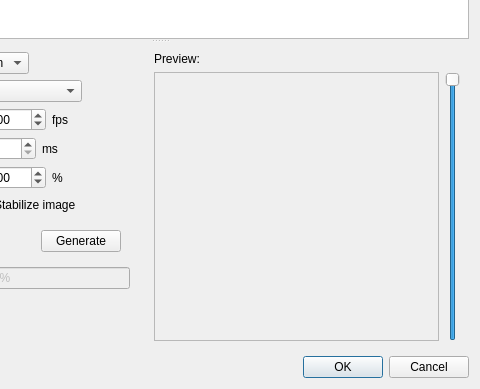
Old version of the form src/gui/desktop/ui/photos_grouping_dialog.ui in the repository Kicer86/photobroom; both pictures show x 160 to 640 and y 171 to 560 of the 640 by 560 pixel window.
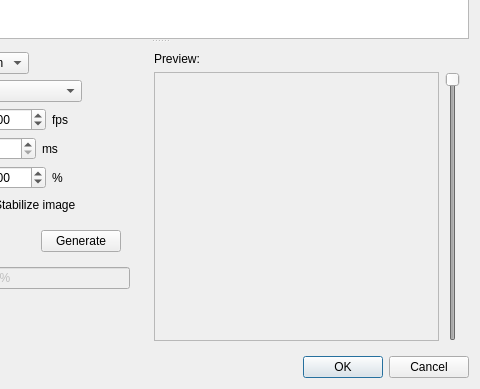
New version of the form.

The edit to the form file:
```diff
--- a/src/gui/desktop/ui/photos_grouping_dialog.ui
+++ b/src/gui/desktop/ui/photos_grouping_dialog.ui
@@ -346,6 +346,9 @@
             </item>
             <item>
              <widget class="QSlider" name="previewScaleSlider">
+              <property name="enabled">
+               <bool>false</bool>
+              </property>
               <property name="minimum">
                <number>1</number>
               </property>
```
